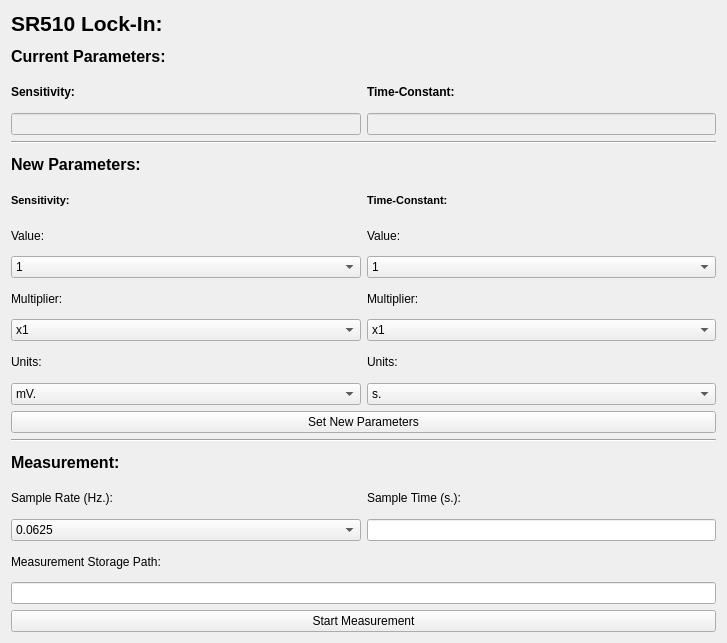
Before: the Qt Designer form SPHEREx-Calibration-Automation/pylab/pylabgui/QTDesigner/sr510Dialog.ui in samcondon4/SPHEREx-lab-tools, drawn with Qt 5.
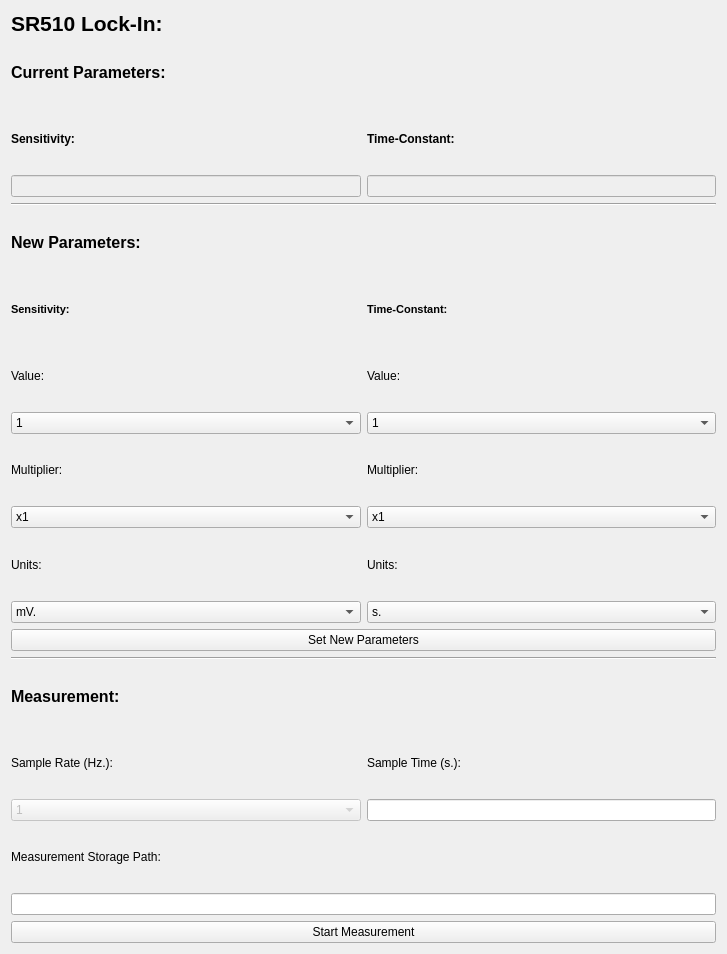
After: the same form once the commit is applied.

```diff
--- a/SPHEREx-Calibration-Automation/pylab/pylabgui/QTDesigner/sr510Dialog.ui
+++ b/SPHEREx-Calibration-Automation/pylab/pylabgui/QTDesigner/sr510Dialog.ui
@@ -7,7 +7,7 @@
     <x>0</x>
     <y>0</y>
     <width>727</width>
-    <height>643</height>
+    <height>954</height>
    </rect>
   </property>
   <property name="windowTitle">
@@ -364,14 +364,23 @@
    </item>
    <item row="17" column="0">
     <widget class="QComboBox" name="combobox_base_NewSr510Measurement_passive_Sr510SampleRate">
+     <property name="enabled">
+      <bool>false</bool>
+     </property>
      <property name="sizePolicy">
       <sizepolicy hsizetype="Expanding" vsizetype="Fixed">
        <horstretch>0</horstretch>
        <verstretch>0</verstretch>
       </sizepolicy>
      </property>
+     <property name="editable">
+      <bool>false</bool>
+     </property>
      <property name="currentText">
-      <string>0.0625</string>
+      <string>1</string>
+     </property>
+     <property name="currentIndex">
+      <number>4</number>
      </property>
      <item>
       <property name="text">
```
